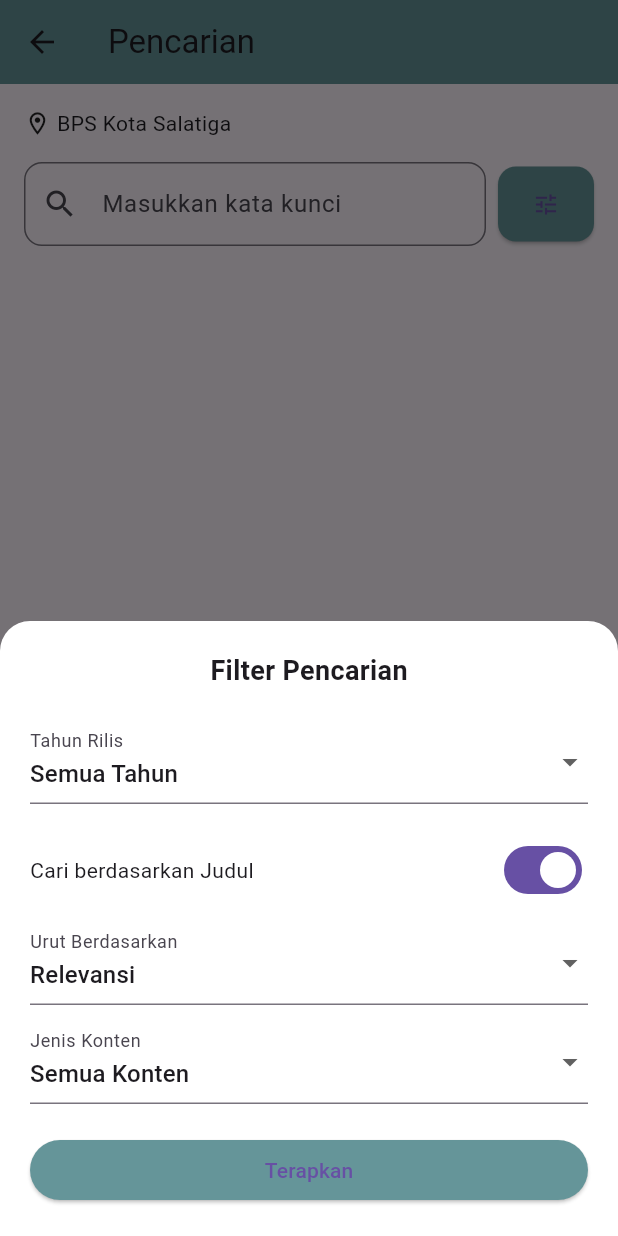
After one commit to AmmaarSiraj/SITIGA, a Flutter app: the SearchPage screen opened directly, after a tap on the "tune" icon, on a phone screen of 412 x 824 dp. The commit adds this screen. Run offline on Flutter 3.47's test engine with Material 3 defaults, Android fonts, the phone set to English and light mode, and no system bars; our stand-ins replace carousel_slider, flutter_html, flutter_svg, gallery_saver, google_fonts, html_unescape and 2 more; network calls fail; project files that could hold a hidden picture were left out.

Commit message:
add fitur pencarian global page di setiap page (belum ada logika pencarian data API nya)

```diff
--- a/lib/HomeScreen/home_screen.dart
+++ b/lib/HomeScreen/home_screen.dart
@@ -1,4 +1,3 @@
-import 'package:cobabps/HomeScreen/part_publikasi.dart';
 import 'package:flutter/material.dart';
 import '../components/appbar.dart';
 import '../HomeScreen/carousel_section.dart';
@@ -7,6 +6,7 @@ import '../HomeScreen/part_infografis.dart';
 import '../HomeScreen/part_news.dart';
 import '../HomeScreen/part_tabel.dart';
 import '../HomeScreen/part_publikasi.dart';
+import '../Search/search_page.dart'; // Tambahkan ini
 
 class HomeScreen extends StatefulWidget {
   @override
@@ -60,6 +60,16 @@ class _HomeScreenState extends State<HomeScreen> {
           ],
         ),
       ),
+      floatingActionButton: FloatingActionButton(
+        onPressed: () {
+          Navigator.push(
+            context,
+            MaterialPageRoute(builder: (context) => SearchPage()),
+          );
+        },
+        backgroundColor: Color.fromARGB(255, 101, 149, 153),
+        child: const Icon(Icons.search),
+      ),
     );
   }
 }
--- /dev/null
+++ b/lib/Search/search_page.dart
@@ -0,0 +1,161 @@
+import 'package:flutter/material.dart';
+
+class SearchPage extends StatefulWidget {
+  @override
+  State<SearchPage> createState() => _SearchPageState();
+}
+
+class _SearchPageState extends State<SearchPage> {
+  final TextEditingController _searchController = TextEditingController();
+  bool _searchByTitle = true;
+
+  String selectedYear = 'Semua Tahun';
+  String selectedSort = 'Relevansi';
+  String selectedContentType = 'Semua Konten';
+
+  final List<String> years = ['Semua Tahun', '2025', '2024', '2023'];
+  final List<String> sortOptions = ['Relevansi', 'Terbaru', 'Terlama'];
+  final List<String> contentTypes = ['Semua Konten', 'Tabel', 'Publikasi', 'Infografis', 'Berita'];
+
+  void _openFilterModal() {
+    showModalBottomSheet(
+      context: context,
+      isScrollControlled: true,
+      backgroundColor: Colors.white,
+      shape: const RoundedRectangleBorder(
+        borderRadius: BorderRadius.vertical(top: Radius.circular(20)),
+      ),
+      builder: (_) {
+        return Padding(
+          padding: MediaQuery.of(context).viewInsets,
+          child: StatefulBuilder(
+            builder: (context, setState) {
+              return Padding(
+                padding: const EdgeInsets.all(20.0),
+                child: Column(
+                  mainAxisSize: MainAxisSize.min,
+                  children: [
+                    const Text('Filter Pencarian', style: TextStyle(fontWeight: FontWeight.bold, fontSize: 18)),
+                    const SizedBox(height: 20),
+                    DropdownButtonFormField<String>(
+                      value: selectedYear,
+                      decoration: const InputDecoration(labelText: 'Tahun Rilis'),
+                      items: years.map((String value) {
+                        return DropdownMenuItem<String>(
+                          value: value,
+                          child: Text(value),
+                        );
+                      }).toList(),
+                      onChanged: (value) => setState(() => selectedYear = value!),
+                    ),
+                    const SizedBox(height: 20),
+                    Row(
+                      mainAxisAlignment: MainAxisAlignment.spaceBetween,
+                      children: [
+                        const Text("Cari berdasarkan Judul"),
+                        Switch(
+                          value: _searchByTitle,
+                          onChanged: (value) => setState(() => _searchByTitle = value),
+                        )
+                      ],
+                    ),
+                    const SizedBox(height: 10),
+                    DropdownButtonFormField<String>(
+                      value: selectedSort,
+                      decoration: const InputDecoration(labelText: 'Urut Berdasarkan'),
+                      items: sortOptions.map((String value) {
+                        return DropdownMenuItem<String>(
+                          value: value,
+                          child: Text(value),
+                        );
+                      }).toList(),
+                      onChanged: (value) => setState(() => selectedSort = value!),
+                    ),
+                    const SizedBox(height: 10),
+                    DropdownButtonFormField<String>(
+                      value: selectedContentType,
+                      decoration: const InputDecoration(labelText: 'Jenis Konten'),
+                      items: contentTypes.map((String value) {
+                        return DropdownMenuItem<String>(
+                          value: value,
+                          child: Text(value),
+                        );
+                      }).toList(),
+                      onChanged: (value) => setState(() => selectedContentType = value!),
+                    ),
+                    const SizedBox(height: 20),
+                    SizedBox(
+                      width: double.infinity,
+                      child: ElevatedButton(
+                        style: ElevatedButton.styleFrom(backgroundColor: Color.fromARGB(255, 101, 149, 153)),
+                        onPressed: () {
+                          Navigator.pop(context);
+                          // Terapkan filter di sini
+                        },
+                        child: const Text('Terapkan'),
+                      ),
+                    )
+                  ],
+                ),
+              );
+            },
+          ),
+        );
+      },
+    );
+  }
+
+  @override
+  Widget build(BuildContext context) {
+    return Scaffold(
+      appBar: AppBar(
+        title: const Text('Pencarian'),
+        backgroundColor: Color.fromARGB(255, 101, 149, 153),
+        automaticallyImplyLeading: true,
+      ),
+      body: Padding(
+        padding: const EdgeInsets.all(16.0),
+        child: Column(
+          children: [
+            Row(
+              children: [
+                const Icon(Icons.location_on_outlined, size: 18),
+                const SizedBox(width: 4),
+                const Text('BPS Kota Salatiga'),
+              ],
+            ),
+            const SizedBox(height: 16),
+            Row(
+              children: [
+                Expanded(
+                  child: TextField(
+                    controller: _searchController,
+                    decoration: InputDecoration(
+                      hintText: 'Masukkan kata kunci',
+                      prefixIcon: const Icon(Icons.search),
+                      border: OutlineInputBorder(
+                        borderRadius: BorderRadius.circular(12),
+                      ),
+                    ),
+                  ),
+                ),
+                const SizedBox(width: 8),
+                ElevatedButton(
+                  onPressed: _openFilterModal,
+                  style: ElevatedButton.styleFrom(
+                    backgroundColor: Color.fromARGB(255, 101, 149, 153),
+                    shape: RoundedRectangleBorder(
+                      borderRadius: BorderRadius.circular(12),
+                    ),
+                    padding: const EdgeInsets.symmetric(horizontal: 16, vertical: 16),
+                  ),
+                  child: const Icon(Icons.tune),
+                )
+              ],
+            ),
+          ],
+        ),
+      ),
+    );
+  }
+}
--- a/lib/infographic/infographic_list_screen.dart
+++ b/lib/infographic/infographic_list_screen.dart
@@ -8,6 +8,7 @@ import 'detail/infographic_detail.dart';
 import 'package:http/http.dart' as http;
 import 'package:provider/provider.dart';
 import '../providers/data_provider.dart';
+import '../Search/search_page.dart';
 
 class InfographicListScreen extends StatefulWidget {
   @override
@@ -112,6 +113,16 @@ class _InfographicListScreenState extends State<InfographicListScreen> {
                 ),
               ],
             ),
+            floatingActionButton: FloatingActionButton(
+        onPressed: () {
+          Navigator.push(
+            context,
+            MaterialPageRoute(builder: (context) => SearchPage()),
+          );
+        },
+        backgroundColor: Color.fromARGB(255, 101, 149, 153),
+        child: const Icon(Icons.search),
+      ),
     );
   }
 }
--- a/lib/news/news_list_screen.dart
+++ b/lib/news/news_list_screen.dart
@@ -4,6 +4,7 @@ import '../components/appbar.dart';
 import './news_service.dart';
 import 'news_header.dart';
 import '../news/next_page.dart';
+import '../Search/search_page.dart';
 
 class NewsListScreen extends StatefulWidget {
   @override
@@ -160,7 +161,18 @@ class _NewsListScreenState extends State<NewsListScreen> {
                     ),
                   ),
                 )
-              ]));
+              ]),
+          floatingActionButton: FloatingActionButton(
+        onPressed: () {
+          Navigator.push(
+            context,
+            MaterialPageRoute(builder: (context) => SearchPage()),
+          );
+        },
+        backgroundColor: Color.fromARGB(255, 101, 149, 153),
+        child: const Icon(Icons.search),
+      ),
+              );
   }
 }
 
--- a/lib/publikasi/publikasi_screen.dart
+++ b/lib/publikasi/publikasi_screen.dart
@@ -5,6 +5,7 @@ import 'publikasi_header.dart';
 import 'publikasi_pencarian_filter.dart';
 import '../publikasi/next_page.dart';
 import '../publikasi/publikasi_service.dart';
+import '../Search/search_page.dart';
 
 class PublicationListScreen extends StatefulWidget {
   @override
@@ -153,6 +154,16 @@ class _PublicationListScreenState extends State<PublicationListScreen> {
                 ),
               ],
             ),
+              floatingActionButton: FloatingActionButton(
+        onPressed: () {
+          Navigator.push(
+            context,
+            MaterialPageRoute(builder: (context) => SearchPage()),
+          );
+        },
+        backgroundColor: Color.fromARGB(255, 101, 149, 153),
+        child: const Icon(Icons.search),
+      ),
     );
   }
 }
--- a/lib/tabel/tabel.dart
+++ b/lib/tabel/tabel.dart
@@ -5,6 +5,7 @@ import '../components/loading_progres.dart';
 import '../components/modern_filter_screen.dart';
 import '../../components/appbar.dart';
 import '../tabel/tabel_service.dart'; // <- Import service baru
+import '../Search/search_page.dart';
 
 class MyApp extends StatelessWidget {
   @override
@@ -241,6 +242,16 @@ class _StatisticTableScreenState extends State<StatisticTableScreen> {
           ),
         ],
       ),
+      floatingActionButton: FloatingActionButton(
+        onPressed: () {
+          Navigator.push(
+            context,
+            MaterialPageRoute(builder: (context) => SearchPage()),
+          );
+        },
+        backgroundColor: Color.fromARGB(255, 101, 149, 153),
+        child: const Icon(Icons.search),
+      ),
     );
   }
 }
```
